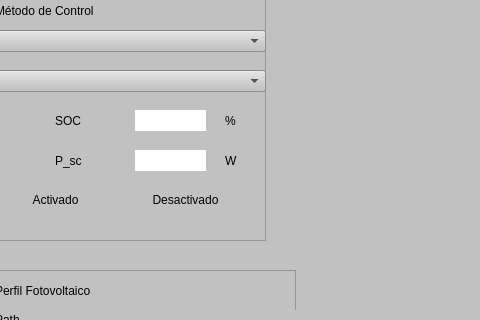
The window that PowerSmoothing/QtScada/SCADA.ui (jorgecard/Telecontrol_r) describes before a commit, drawn with Qt 5; both pictures show x 262 to 742 and y 129 to 449 of the 1359 by 845 pixel window.
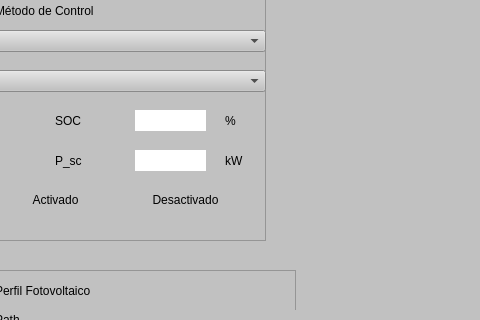
The same window after the commit. Icons and pictures are not drawn.

Patch:
```diff
--- a/PowerSmoothing/QtScada/SCADA.ui
+++ b/PowerSmoothing/QtScada/SCADA.ui
@@ -3993,7 +3993,7 @@
 font: 700 14pt &quot;Segoe UI&quot;;</string>
                      </property>
                      <property name="text">
-                      <string>W</string>
+                      <string>kW</string>
                      </property>
                     </widget>
                     <widget class="QLabel" name="label_84">
```
